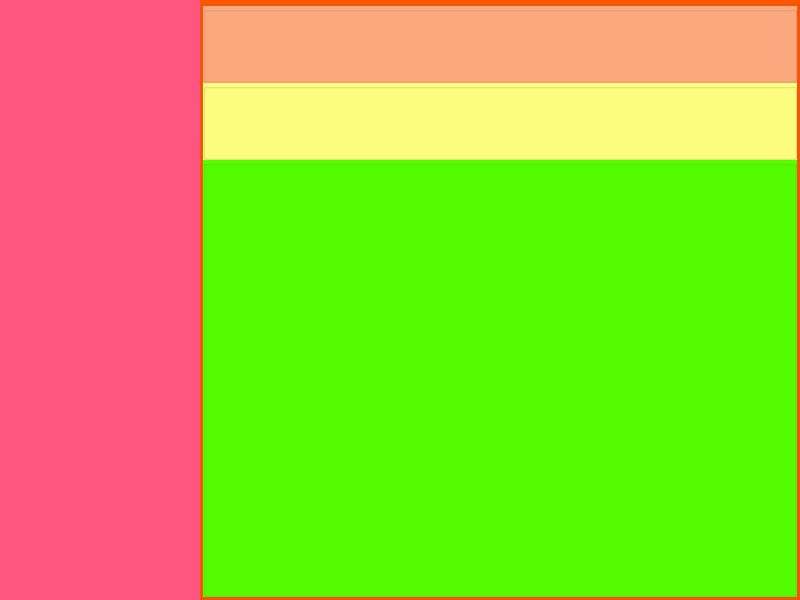
hoanglmv/checking_attendance_system, file src/fe/pages/test.ui: the form before one commit.
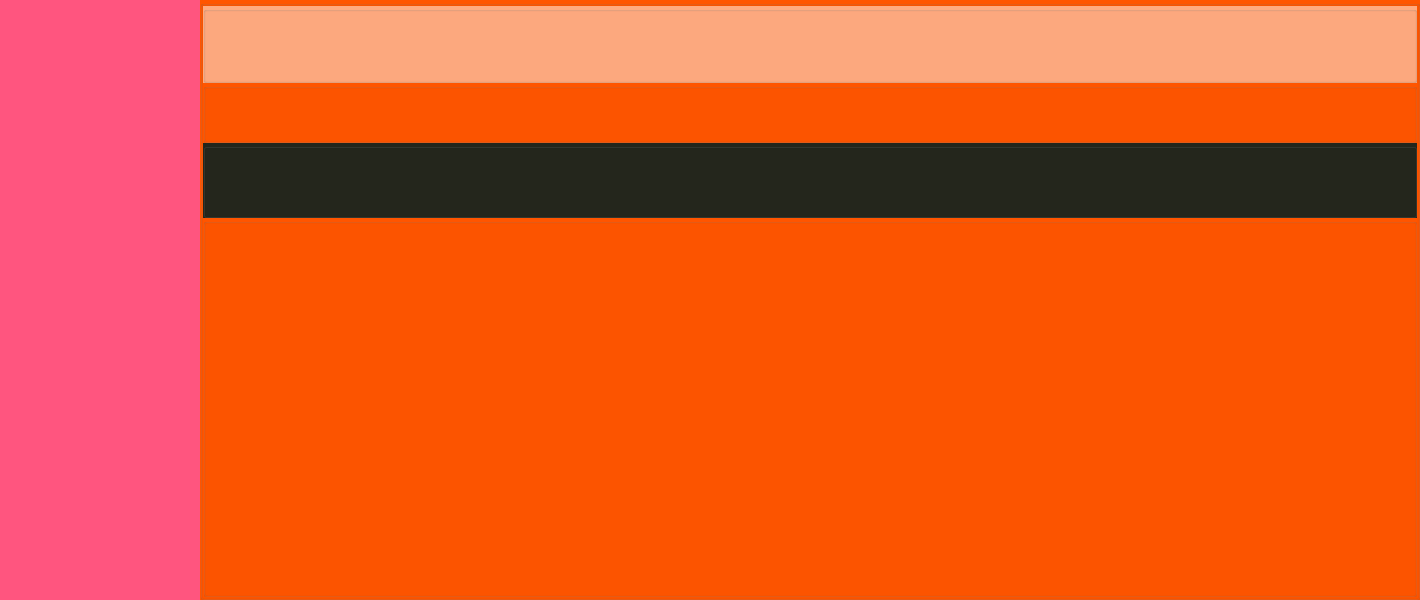
The form after the commit.

```diff
--- a/src/fe/pages/test.ui
+++ b/src/fe/pages/test.ui
@@ -6,7 +6,7 @@
    <rect>
     <x>0</x>
     <y>0</y>
-    <width>800</width>
+    <width>1420</width>
     <height>600</height>
    </rect>
   </property>
@@ -107,17 +107,17 @@
          <property name="minimumSize">
           <size>
            <width>0</width>
-           <height>77</height>
+           <height>60</height>
           </size>
          </property>
          <property name="maximumSize">
           <size>
            <width>16777215</width>
-           <height>77</height>
+           <height>60</height>
           </size>
          </property>
          <property name="styleSheet">
-          <string notr="true">background-color: rgb(255, 255, 127);</string>
+          <string notr="true"/>
          </property>
          <property name="title">
           <string/>
@@ -125,15 +125,35 @@
         </widget>
        </item>
        <item>
-        <widget class="QGroupBox" name="content_gr">
+        <widget class="QGroupBox" name="stas_time">
+         <property name="minimumSize">
+          <size>
+           <width>0</width>
+           <height>75</height>
+          </size>
+         </property>
+         <property name="maximumSize">
+          <size>
+           <width>16777215</width>
+           <height>75</height>
+          </size>
+         </property>
          <property name="styleSheet">
-          <string notr="true">background-color: rgb(85, 255, 0);</string>
+          <string notr="true">background-color: rgb(36, 38, 28);</string>
          </property>
          <property name="title">
           <string/>
          </property>
         </widget>
        </item>
+       <item>
+        <widget class="QGroupBox" name="content">
+         <property name="title">
+          <string/>
+         </property>
+         <layout class="QGridLayout" name="gridLayout"/>
+        </widget>
+       </item>
       </layout>
      </widget>
     </item>
```
